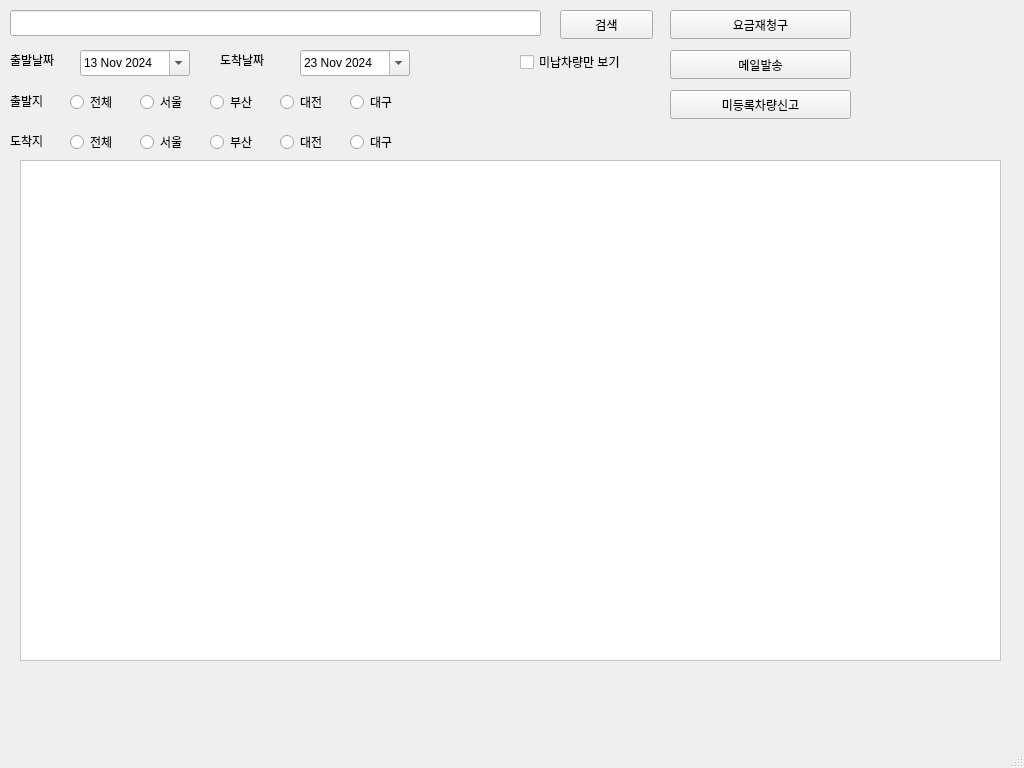
This is qtclient/highpasswindow.ui in VedaHighPass/veda-qt-highpass-client as Qt 5 draws it before an edit. The edited form follows.
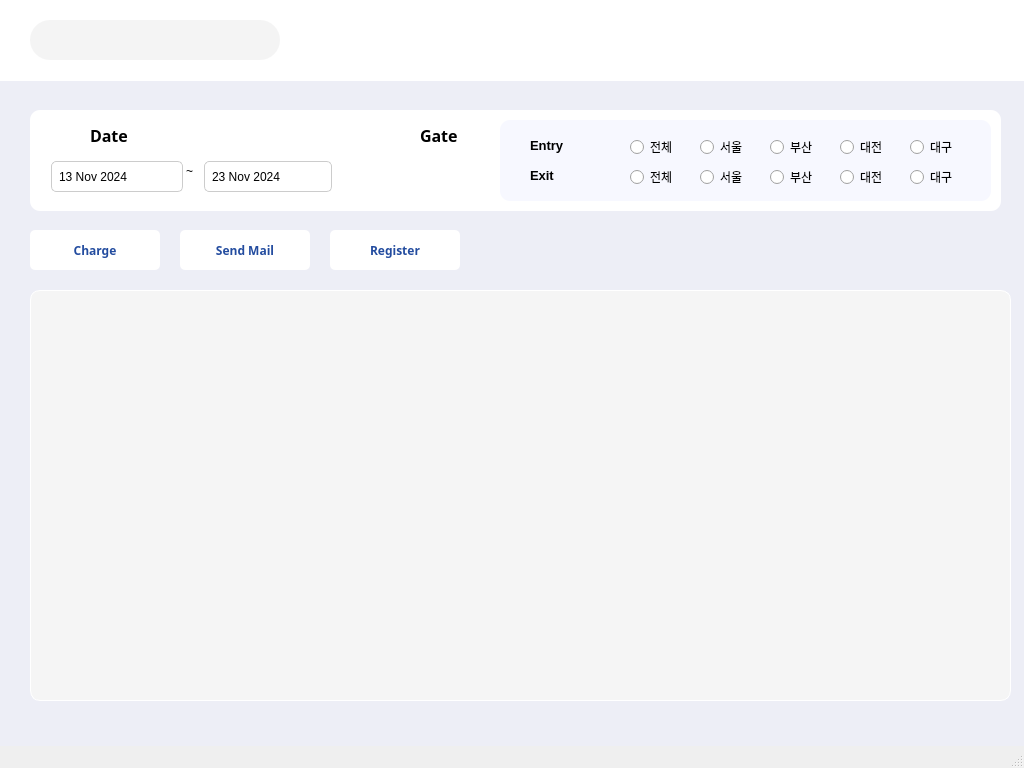
This is the edited form. Icons and pictures are not drawn.

```diff
--- a/qtclient/highpasswindow.ui
+++ b/qtclient/highpasswindow.ui
@@ -17,125 +17,283 @@
    <string notr="true"/>
   </property>
   <widget class="QWidget" name="centralwidget">
+   <property name="styleSheet">
+    <string notr="true">QWidget#centralwidget {
+    background-color: rgb(237, 238, 246); /* centralwidget만 배경색 설정 */
+}
+
+QWidget {
+    background-color: none; /* 다른 위젯의 상속된 배경색 초기화 */
+}</string>
+   </property>
    <widget class="QPushButton" name="search_Button">
     <property name="geometry">
      <rect>
-      <x>560</x>
-      <y>10</y>
-      <width>93</width>
-      <height>29</height>
+      <x>280</x>
+      <y>20</y>
+      <width>51</width>
+      <height>41</height>
      </rect>
     </property>
+    <property name="styleSheet">
+     <string notr="true">QPushButton {
+    border: none; /* 테두리를 없애고 싶다면 */
+    background-color: transparent; /* 배경을 투명하게 설정 */
+    background-repeat: no-repeat; /* 반복 방지 */
+    background-position: center; /* 아이콘 위치를 중앙으로 */
+}
+</string>
+    </property>
     <property name="text">
-     <string>검색</string>
+     <string/>
+    </property>
+    <property name="icon">
+     <iconset resource="resources.qrc">
+      <normaloff>:/images/images/search.png</normaloff>:/images/images/search.png</iconset>
+    </property>
+    <property name="iconSize">
+     <size>
+      <width>30</width>
+      <height>30</height>
+     </size>
     </property>
    </widget>
    <widget class="QPushButton" name="pushButton_2">
     <property name="geometry">
      <rect>
-      <x>670</x>
-      <y>10</y>
-      <width>181</width>
-      <height>29</height>
+      <x>30</x>
+      <y>230</y>
+      <width>130</width>
+      <height>40</height>
      </rect>
     </property>
+    <property name="font">
+     <font>
+      <family>맑은 고딕</family>
+      <bold>true</bold>
+     </font>
+    </property>
+    <property name="styleSheet">
+     <string notr="true">QPushButton {
+	border-radius: 5px;
+	background-color: rgb(255, 255, 255);
+	width : 130px;
+	height: 40px;
+	/*color: rgb(19, 35, 255);*/
+	color : rgb(35, 76, 159);
+}
+QPushButton:pressed {
+	border: 1px solid #333333;
+	background-color: #222222;
+}
+
+QPushButton:hover {
+    background-color: rgb(35, 76, 159); /* 마우스 오버 시 배경색 */
+	color: white;
+}</string>
+    </property>
     <property name="text">
-     <string>요금재청구</string>
+     <string>Charge</string>
     </property>
    </widget>
    <widget class="QLineEdit" name="search_Line">
     <property name="geometry">
      <rect>
-      <x>10</x>
-      <y>10</y>
-      <width>531</width>
-      <height>26</height>
+      <x>30</x>
+      <y>20</y>
+      <width>250</width>
+      <height>40</height>
      </rect>
     </property>
+    <property name="font">
+     <font>
+      <family>맑은 고딕</family>
+     </font>
+    </property>
+    <property name="styleSheet">
+     <string notr="true">QLineEdit {
+    padding: 1px;
+    padding-left: 35px; /* 텍스트를 오른쪽으로 10px 이동 */
+    border-style: solid;
+    /* border: 2px solid gray;*/
+	background-color: rgb(244, 244, 244);
+    border-radius: 20px;
+    min-width: 100px;
+    min-height: 20px;
+
+}</string>
+    </property>
+    <property name="text">
+     <string/>
+    </property>
    </widget>
    <widget class="QLabel" name="label">
     <property name="geometry">
      <rect>
-      <x>10</x>
-      <y>90</y>
+      <x>530</x>
+      <y>135</y>
       <width>62</width>
       <height>21</height>
      </rect>
     </property>
+    <property name="font">
+     <font>
+      <pointsize>10</pointsize>
+      <bold>true</bold>
+     </font>
+    </property>
+    <property name="styleSheet">
+     <string notr="true"/>
+    </property>
     <property name="text">
-     <string>출발지</string>
+     <string>Entry</string>
     </property>
    </widget>
    <widget class="QLabel" name="label_2">
     <property name="geometry">
      <rect>
-      <x>10</x>
-      <y>130</y>
+      <x>530</x>
+      <y>165</y>
       <width>62</width>
       <height>21</height>
      </rect>
     </property>
+    <property name="font">
+     <font>
+      <pointsize>10</pointsize>
+      <bold>true</bold>
+     </font>
+    </property>
+    <property name="styleSheet">
+     <string notr="true"/>
+    </property>
     <property name="text">
-     <string>도착지</string>
+     <string>Exit</string>
     </property>
    </widget>
    <widget class="QLabel" name="label_7">
     <property name="geometry">
      <rect>
-      <x>10</x>
-      <y>50</y>
+      <x>90</x>
+      <y>125</y>
       <width>62</width>
       <height>20</height>
      </rect>
     </property>
+    <property name="font">
+     <font>
+      <family>맑은 고딕</family>
+      <pointsize>12</pointsize>
+      <bold>true</bold>
+     </font>
+    </property>
+    <property name="styleSheet">
+     <string notr="true"/>
+    </property>
     <property name="text">
-     <string>출발날짜</string>
+     <string>Date</string>
     </property>
    </widget>
    <widget class="QLabel" name="label_8">
     <property name="geometry">
      <rect>
-      <x>220</x>
-      <y>50</y>
-      <width>62</width>
+      <x>186</x>
+      <y>161</y>
+      <width>16</width>
       <height>20</height>
      </rect>
     </property>
+    <property name="minimumSize">
+     <size>
+      <width>0</width>
+      <height>0</height>
+     </size>
+    </property>
     <property name="text">
-     <string>도착날짜</string>
+     <string>~</string>
     </property>
    </widget>
    <widget class="QPushButton" name="mail_Button">
     <property name="geometry">
      <rect>
-      <x>670</x>
-      <y>50</y>
-      <width>181</width>
-      <height>29</height>
+      <x>180</x>
+      <y>230</y>
+      <width>130</width>
+      <height>40</height>
      </rect>
     </property>
+    <property name="font">
+     <font>
+      <family>맑은 고딕</family>
+      <bold>true</bold>
+     </font>
+    </property>
+    <property name="styleSheet">
+     <string notr="true">QPushButton {
+	border-radius: 5px;
+	background-color: rgb(255, 255, 255);
+	width : 130px;
+	height: 40px;
+	/*color: rgb(19, 35, 255);*/
+	color : rgb(35, 76, 159);
+}
+QPushButton:pressed {
+	border: 1px solid #333333;
+	background-color: #222222;
+}
+
+QPushButton:hover {
+    background-color: rgb(35, 76, 159); /* 마우스 오버 시 배경색 */
+	color: white;
+}</string>
+    </property>
     <property name="text">
-     <string>메일발송</string>
+     <string>Send Mail</string>
     </property>
    </widget>
    <widget class="QPushButton" name="pushButton_4">
     <property name="geometry">
      <rect>
-      <x>670</x>
-      <y>90</y>
-      <width>181</width>
-      <height>29</height>
+      <x>330</x>
+      <y>230</y>
+      <width>130</width>
+      <height>40</height>
      </rect>
     </property>
+    <property name="font">
+     <font>
+      <family>맑은 고딕</family>
+      <bold>true</bold>
+     </font>
+    </property>
+    <property name="styleSheet">
+     <string notr="true">QPushButton {
+	border-radius: 5px;
+	background-color: rgb(255, 255, 255);
+	width : 130px;
+	height: 40px;
+	/*color: rgb(19, 35, 255);*/
+	color : rgb(35, 76, 159);
+}
+QPushButton:pressed {
+	border: 1px solid #333333;
+	background-color: #222222;
+}
+
+QPushButton:hover {
+    background-color: rgb(35, 76, 159); /* 마우스 오버 시 배경색 */
+	color: white;
+}</string>
+    </property>
     <property name="text">
-     <string>미등록차량신고</string>
+     <string>Register</string>
     </property>
    </widget>
    <widget class="QRadioButton" name="entry_ALL">
     <property name="geometry">
      <rect>
-      <x>70</x>
-      <y>90</y>
+      <x>630</x>
+      <y>135</y>
       <width>61</width>
       <height>24</height>
      </rect>
@@ -147,8 +305,8 @@
    <widget class="QRadioButton" name="entry_SEOUL">
     <property name="geometry">
      <rect>
-      <x>140</x>
-      <y>90</y>
+      <x>700</x>
+      <y>135</y>
       <width>61</width>
       <height>24</height>
      </rect>
@@ -160,8 +318,8 @@
    <widget class="QRadioButton" name="exit_ALL">
     <property name="geometry">
      <rect>
-      <x>70</x>
-      <y>130</y>
+      <x>630</x>
+      <y>165</y>
       <width>61</width>
       <height>24</height>
      </rect>
@@ -173,8 +331,8 @@
    <widget class="QRadioButton" name="exit_SEOUL">
     <property name="geometry">
      <rect>
-      <x>140</x>
-      <y>130</y>
+      <x>700</x>
+      <y>165</y>
       <width>61</width>
       <height>24</height>
      </rect>
@@ -183,24 +341,11 @@
      <string>서울</string>
     </property>
    </widget>
-   <widget class="QCheckBox" name="checkBox_3">
-    <property name="geometry">
-     <rect>
-      <x>520</x>
-      <y>50</y>
-      <width>131</width>
-      <height>24</height>
-     </rect>
-    </property>
-    <property name="text">
-     <string>미납차량만 보기</string>
-    </property>
-   </widget>
    <widget class="QRadioButton" name="entry_BUSAN">
     <property name="geometry">
      <rect>
-      <x>210</x>
-      <y>90</y>
+      <x>770</x>
+      <y>135</y>
       <width>61</width>
       <height>24</height>
      </rect>
@@ -212,8 +357,8 @@
    <widget class="QRadioButton" name="entry_DAEJUN">
     <property name="geometry">
      <rect>
-      <x>280</x>
-      <y>90</y>
+      <x>840</x>
+      <y>135</y>
       <width>61</width>
       <height>24</height>
      </rect>
@@ -225,8 +370,8 @@
    <widget class="QRadioButton" name="exit_BUSAN">
     <property name="geometry">
      <rect>
-      <x>210</x>
-      <y>130</y>
+      <x>770</x>
+      <y>165</y>
       <width>61</width>
       <height>24</height>
      </rect>
@@ -238,8 +383,8 @@
    <widget class="QRadioButton" name="exit_DAEJUN">
     <property name="geometry">
      <rect>
-      <x>280</x>
-      <y>130</y>
+      <x>840</x>
+      <y>165</y>
       <width>61</width>
       <height>24</height>
      </rect>
@@ -251,8 +396,8 @@
    <widget class="QRadioButton" name="entry_DAEGU">
     <property name="geometry">
      <rect>
-      <x>350</x>
-      <y>90</y>
+      <x>910</x>
+      <y>135</y>
       <width>61</width>
       <height>24</height>
      </rect>
@@ -264,8 +409,8 @@
    <widget class="QRadioButton" name="exit_DAEGU">
     <property name="geometry">
      <rect>
-      <x>350</x>
-      <y>130</y>
+      <x>910</x>
+      <y>165</y>
       <width>61</width>
       <height>24</height>
      </rect>
@@ -277,31 +422,41 @@
    <widget class="QTableView" name="tableView">
     <property name="geometry">
      <rect>
-      <x>20</x>
-      <y>160</y>
+      <x>30</x>
+      <y>290</y>
       <width>981</width>
-      <height>501</height>
+      <height>411</height>
      </rect>
     </property>
     <property name="styleSheet">
      <string notr="true"> QTableView { 
-       alternating-row-colors: true; 
-       background: white;  기본 행 배경색
-       alternate-background-color: #f0f0f0; 교차 행 배경색
-	border: none;
-	gridline-color: transparent;
-	selection-background-color: transparent;
-
+     alternating-row-colors: true;
+    background: #f5f5f5; /* 기본 행 배경색 */
+    alternate-background-color: white; /* 교차 행 배경색 */
+    border: 1px solid white;  /* 테두리 설정 */
+    border-radius: 10px; /* 모서리를 둥글게 설정 */
+    gridline-color: rgb(232, 232, 232); /*열과 행 구분 선의 색상 설정 */
+	/*gridline-color: transparent; 열과 행 구분 선의 색상 설정 */
+    selection-background-color: transparent;
+	outline: none; 
 }
 
 QHeaderView::section {
-    background-color: #a1a1a1;
+    background-color: white;
     padding: 4px;
     font-size: 8pt;
+	font-weight: bold;
     border-style: none;
     border-bottom: 1px solid #fffff8;
     border-right: 1px solid #fffff8;
 }
+QTableView::item:selected {
+    background-color: transparent; /* 선택된 셀의 배경색 투명 */
+}
+
+QTableView::item:focus {
+    outline: none; /* 셀 포커스 점선 제거 */
+}
 /*
 QHeaderView::section:horizontal
 {
@@ -326,14 +481,39 @@
    <widget class="QDateEdit" name="date_Start">
     <property name="geometry">
      <rect>
-      <x>80</x>
-      <y>50</y>
-      <width>110</width>
-      <height>26</height>
+      <x>51</x>
+      <y>161</y>
+      <width>132</width>
+      <height>31</height>
      </rect>
     </property>
+    <property name="minimumSize">
+     <size>
+      <width>122</width>
+      <height>0</height>
+     </size>
+    </property>
     <property name="styleSheet">
-     <string notr="true">/*
+     <string notr="true">QDateEdit {
+	min-width : 110px;
+    border: 1px solid rgb(204, 204, 204); /* 테두리 색상 및 두께 */
+    border-radius: 5px; /* 둥근 테두리 */
+    padding: 5px; /* 내부 여백 */
+}
+
+QDateEdit::drop-down {
+    subcontrol-origin: padding; /* 화살표 위치 기준 */
+    subcontrol-position: right; /* 오른쪽에 위치 */
+    width: 20px; /* 화살표 영역 너비 */
+    border-left: 1px white; /* 화살표 영역 구분선 */
+    left: -3px; /* 화살표 전체를 왼쪽으로 이동 */
+}
+QDateEdit::down-arrow {
+    image: url(:/images/images/arrow.png); /* 화살표 아이콘 경로 */
+    width: 10px;
+    height: 10px;
+}
+/*
 QDateEdit{
 	border : 1px solid #152c4a;
 }
@@ -371,7 +551,7 @@
     </property>
     <property name="dateTime">
      <datetime>
-      <hour>12</hour>
+      <hour>3</hour>
       <minute>0</minute>
       <second>0</second>
       <year>2024</year>
@@ -386,15 +566,77 @@
    <widget class="QDateEdit" name="date_End">
     <property name="geometry">
      <rect>
-      <x>300</x>
-      <y>50</y>
-      <width>110</width>
-      <height>26</height>
+      <x>204</x>
+      <y>161</y>
+      <width>128</width>
+      <height>31</height>
      </rect>
     </property>
+    <property name="minimumSize">
+     <size>
+      <width>122</width>
+      <height>0</height>
+     </size>
+    </property>
+    <property name="styleSheet">
+     <string notr="true">QDateEdit {
+	min-width : 110px;
+    border: 1px solid rgb(204, 204, 204); /* 테두리 색상 및 두께 */
+    border-radius: 5px; /* 둥근 테두리 */
+    padding: 5px; /* 내부 여백 */
+}
+
+QDateEdit::drop-down {
+    subcontrol-origin: padding; /* 화살표 위치 기준 */
+    subcontrol-position: right; /* 오른쪽에 위치 */
+    width: 20px; /* 화살표 영역 너비 */
+    border-left: 1px white; /* 화살표 영역 구분선 */
+    left: -3px; /* 화살표 전체를 왼쪽으로 이동 */
+}
+QDateEdit::down-arrow {
+    image: url(:/images/images/arrow.png); /* 화살표 아이콘 경로 */
+    width: 10px;
+    height: 10px;
+}
+/*
+QDateEdit{
+	border : 1px solid #152c4a;
+}
+QCalendarWidget QTableView 
+{
+    alternate-background-color: #6D6D6D;  
+}
+QCalendarWidget QTableView QLabel 
+{
+    color: &quot;white&quot;;
+}
+QDateEdit QAbstractItemView:enabled
+{
+	color:white;
+	background-color: #152c4a;
+	selection-background-color:white;
+	selection-color: #152c4a;
+}
+QDateEdit QWidget #qt_calendar_navigationbar
+{
+	background-43color: qlineargradient(x1:0, y1:0, x2:0, y2:1, stop:0 #152c4a, stop: 1 #000000);
+}
+QDateEdit QAbstractItemView:disabled
+{
+	color:gray;
+}
+QCalendarWidget QToolButton {
+    background-color: #152c4a
+    color: white;             
+    border: none;        
+    font-size: 14px;      
+}
+
+*/</string>
+    </property>
     <property name="dateTime">
      <datetime>
-      <hour>12</hour>
+      <hour>3</hour>
       <minute>0</minute>
       <second>0</second>
       <year>2024</year>
@@ -409,14 +651,172 @@
    <widget class="QWidget" name="horizontalLayoutWidget">
     <property name="geometry">
      <rect>
-      <x>330</x>
-      <y>670</y>
-      <width>371</width>
-      <height>31</height>
+      <x>770</x>
+      <y>230</y>
+      <width>231</width>
+      <height>41</height>
      </rect>
     </property>
     <layout class="QHBoxLayout" name="pageLayout"/>
    </widget>
+   <widget class="QLabel" name="top_background">
+    <property name="geometry">
+     <rect>
+      <x>0</x>
+      <y>0</y>
+      <width>1031</width>
+      <height>81</height>
+     </rect>
+    </property>
+    <property name="styleSheet">
+     <string notr="true">background-color: rgb(255, 255, 255);</string>
+    </property>
+    <property name="text">
+     <string/>
+    </property>
+   </widget>
+   <widget class="QLabel" name="mid_background">
+    <property name="geometry">
+     <rect>
+      <x>30</x>
+      <y>110</y>
+      <width>971</width>
+      <height>101</height>
+     </rect>
+    </property>
+    <property name="styleSheet">
+     <string notr="true">background-color: rgb(255, 255, 255);
+border-radius:10px;</string>
+    </property>
+    <property name="text">
+     <string/>
+    </property>
+   </widget>
+   <widget class="QLabel" name="label_3">
+    <property name="geometry">
+     <rect>
+      <x>50</x>
+      <y>120</y>
+      <width>31</width>
+      <height>31</height>
+     </rect>
+    </property>
+    <property name="styleSheet">
+     <string notr="true">QPushButton {
+    background: none;
+    background-image: url(:/resources/image.png);
+    background-repeat: no-repeat;
+    background-position: center;
+    background-size: contain; /* 이미지를 버튼 크기에 맞춤 */
+}</string>
+    </property>
+    <property name="text">
+     <string/>
+    </property>
+    <property name="pixmap">
+     <pixmap resource="resources.qrc">:/images/images/calender.png</pixmap>
+    </property>
+    <property name="scaledContents">
+     <bool>true</bool>
+    </property>
+   </widget>
+   <widget class="QLabel" name="label_9">
+    <property name="geometry">
+     <rect>
+      <x>420</x>
+      <y>125</y>
+      <width>62</width>
+      <height>20</height>
+     </rect>
+    </property>
+    <property name="font">
+     <font>
+      <family>맑은 고딕</family>
+      <pointsize>12</pointsize>
+      <bold>true</bold>
+     </font>
+    </property>
+    <property name="styleSheet">
+     <string notr="true"/>
+    </property>
+    <property name="text">
+     <string>Gate</string>
+    </property>
+   </widget>
+   <widget class="QLabel" name="label_4">
+    <property name="geometry">
+     <rect>
+      <x>360</x>
+      <y>120</y>
+      <width>51</width>
+      <height>41</height>
+     </rect>
+    </property>
+    <property name="styleSheet">
+     <string notr="true">QPushButton {
+    background: none;
+    background-image: url(:/resources/image.png);
+    background-repeat: no-repeat;
+    background-position: center;
+    background-size: contain; /* 이미지를 버튼 크기에 맞춤 */
+}</string>
+    </property>
+    <property name="text">
+     <string/>
+    </property>
+    <property name="pixmap">
+     <pixmap resource="resources.qrc">:/images/images/gate.png</pixmap>
+    </property>
+    <property name="scaledContents">
+     <bool>true</bool>
+    </property>
+   </widget>
+   <widget class="QLabel" name="mid_background_2">
+    <property name="geometry">
+     <rect>
+      <x>500</x>
+      <y>120</y>
+      <width>491</width>
+      <height>81</height>
+     </rect>
+    </property>
+    <property name="styleSheet">
+     <string notr="true">background-color: rgb(247, 248, 255);
+border-radius:10px;</string>
+    </property>
+    <property name="text">
+     <string/>
+    </property>
+   </widget>
+   <zorder>mid_background</zorder>
+   <zorder>mid_background_2</zorder>
+   <zorder>top_background</zorder>
+   <zorder>Bill_Button</zorder>
+   <zorder>search_Line</zorder>
+   <zorder>label_2</zorder>
+   <zorder>label_7</zorder>
+   <zorder>label_8</zorder>
+   <zorder>mail_Button</zorder>
+   <zorder>register_Button</zorder>
+   <zorder>entry_ALL</zorder>
+   <zorder>entry_SEOUL</zorder>
+   <zorder>exit_ALL</zorder>
+   <zorder>exit_SEOUL</zorder>
+   <zorder>entry_BUSAN</zorder>
+   <zorder>entry_DAEJUN</zorder>
+   <zorder>exit_BUSAN</zorder>
+   <zorder>exit_DAEJUN</zorder>
+   <zorder>entry_DAEGU</zorder>
+   <zorder>exit_DAEGU</zorder>
+   <zorder>tableView</zorder>
+   <zorder>date_Start</zorder>
+   <zorder>date_End</zorder>
+   <zorder>horizontalLayoutWidget</zorder>
+   <zorder>label_3</zorder>
+   <zorder>search_Button</zorder>
+   <zorder>label_9</zorder>
+   <zorder>label_4</zorder>
+   <zorder>label</zorder>
   </widget>
   <widget class="QMenuBar" name="menubar">
    <property name="geometry">
```
Left out of the diff: 14 changed lines with no effect on the pictures.
